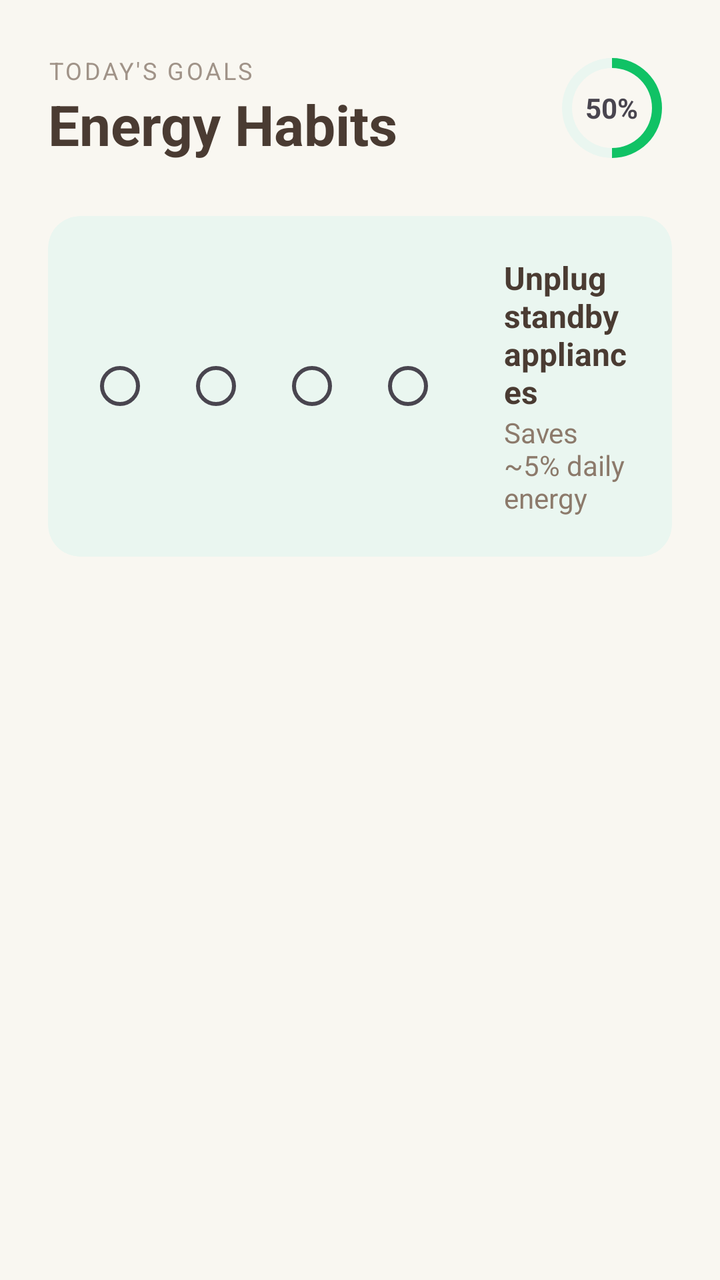
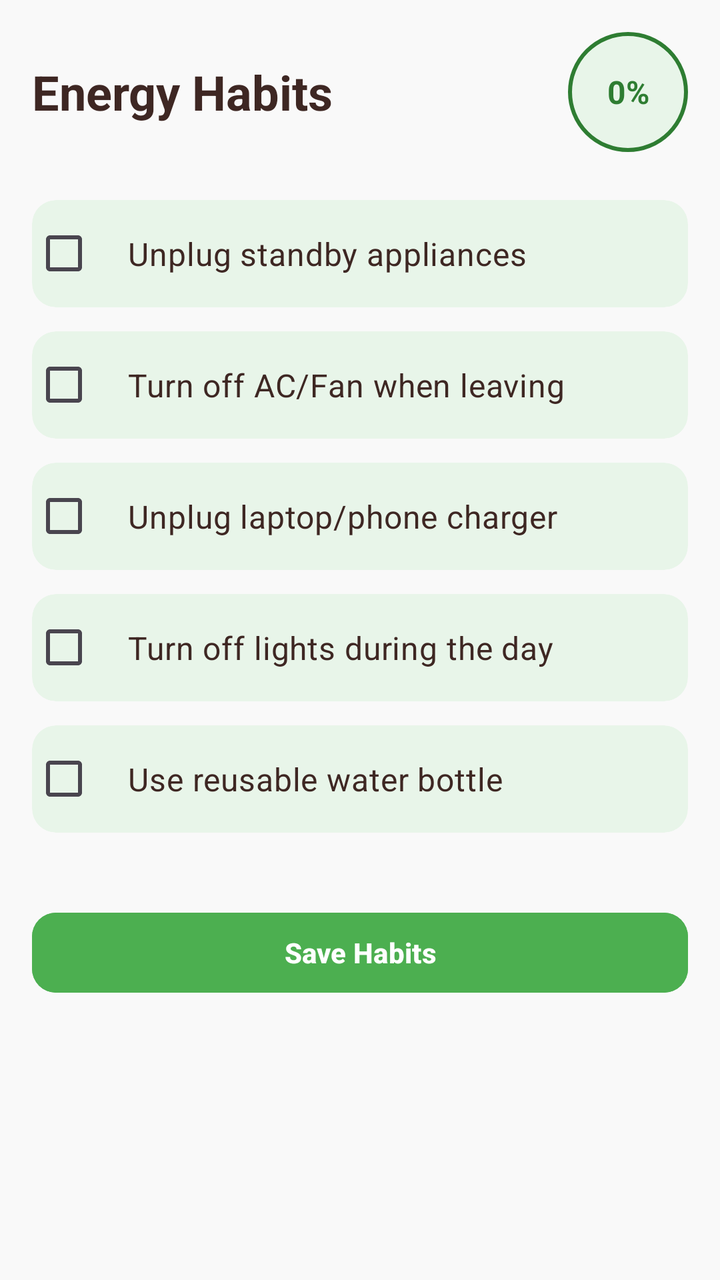

Screens rendered from an Android XML layout before and after an edit, with the pre-edit source and the edit as a unified diff.
<!-- AndroidManifest.xml: application theme Theme.GreenEarth -->
<!-- res/layout/fragment_energy.xml -->
<?xml version="1.0" encoding="utf-8"?>
<LinearLayout xmlns:android="http://schemas.android.com/apk/res/android"
    xmlns:app="http://schemas.android.com/apk/res-auto"
    android:layout_width="match_parent"
    android:layout_height="match_parent"
    android:orientation="vertical"
    android:background="#F9F7F1"
    android:padding="24dp">

    <RelativeLayout
        android:layout_width="match_parent"
        android:layout_height="wrap_content"
        android:layout_marginBottom="24dp">

        <LinearLayout
            android:layout_width="wrap_content"
            android:layout_height="wrap_content"
            android:orientation="vertical"
            android:layout_centerVertical="true">
            <TextView android:layout_width="wrap_content" android:layout_height="wrap_content" android:text="TODAY'S GOALS" android:textSize="12sp" android:textColor="#A09388" android:letterSpacing="0.1"/>
            <TextView android:layout_width="wrap_content" android:layout_height="wrap_content" android:text="Energy Habits" android:textSize="28sp" android:textStyle="bold" android:textColor="#4A3B32"/>
        </LinearLayout>

        <FrameLayout
            android:layout_width="60dp"
            android:layout_height="60dp"
            android:layout_alignParentEnd="true"
            android:layout_centerVertical="true">
            <ProgressBar
                android:id="@+id/progressBarEnergy"
                android:layout_width="match_parent"
                android:layout_height="match_parent"
                android:indeterminate="false"
                android:progressDrawable="@drawable/circular_progress"
                android:progress="50"
                style="?android:attr/progressBarStyleHorizontal"/>
            <TextView
                android:id="@+id/textProgressPercent"
                android:layout_width="wrap_content"
                android:layout_height="wrap_content"
                android:text="50%"
                android:textSize="14sp"
                android:textStyle="bold"
                android:layout_gravity="center"/>
        </FrameLayout>
    </RelativeLayout>

    <androidx.cardview.widget.CardView
        android:id="@+id/cardHabit1"
        android:layout_width="match_parent"
        android:layout_height="wrap_content"
        android:layout_marginBottom="16dp"
        app:cardCornerRadius="16dp"
        app:cardBackgroundColor="#EAF6F0"
        app:cardElevation="0dp">
        <LinearLayout android:layout_width="match_parent" android:layout_height="wrap_content" android:orientation="horizontal" android:padding="20dp" android:gravity="center_vertical">
            <RadioButton android:layout_width="wrap_content" android:layout_height="wrap_content" android:buttonTint="#B4A99F" android:id="@+id/radioHabit1"/>
            <RadioButton android:layout_width="wrap_content" android:layout_height="wrap_content" android:buttonTint="#B4A99F" android:id="@+id/radioHabit2"/>
            <RadioButton android:layout_width="wrap_content" android:layout_height="wrap_content" android:buttonTint="#B4A99F" android:id="@+id/radioHabit3"/>
            <RadioButton android:layout_width="wrap_content" android:layout_height="wrap_content" android:buttonTint="#B4A99F" android:id="@+id/radioHabit4"/>
            <LinearLayout android:layout_width="match_parent" android:layout_height="wrap_content" android:orientation="vertical" android:layout_marginStart="16dp">
                <TextView android:layout_width="wrap_content" android:layout_height="wrap_content" android:text="Unplug standby appliances" android:textColor="#4A3B32" android:textStyle="bold" android:textSize="16sp"/>
                <TextView android:layout_width="wrap_content" android:layout_height="wrap_content" android:text="Saves ~5% daily energy" android:textColor="#8C7A6B" android:textSize="14sp"/>
            </LinearLayout>
        </LinearLayout>
    </androidx.cardview.widget.CardView>

</LinearLayout>
<!-- resources referenced by this layout -->
<resources>
  <!-- drawable circular_progress (drawable) -->
  <?xml version="1.0" encoding="utf-8"?>
  <layer-list xmlns:android="http://schemas.android.com/apk/res/android">
      <item android:id="@android:id/background">
          <shape
              android:innerRadiusRatio="3"
              android:shape="ring"
              android:thicknessRatio="12"
              android:useLevel="false">
              <solid android:color="#EAF6F0" />
          </shape>
      </item>
  
      <item android:id="@android:id/progress">
          <rotate
              android:fromDegrees="270"
              android:toDegrees="270">
              <shape
                  android:innerRadiusRatio="3"
                  android:shape="ring"
                  android:thicknessRatio="12"
                  android:useLevel="true">
                  <solid android:color="#10C265" />
              </shape>
          </rotate>
      </item>
  </layer-list>
  <style name="Theme.GreenEarth" parent="Base.Theme.GreenEarth" />
  <style name="Base.Theme.GreenEarth" parent="Theme.Material3.DayNight.NoActionBar">
          
          
      </style>
</resources>

<!-- the commit's change to res/layout/fragment_energy.xml (unified diff, before → after) -->
@@ -4,65 +4,130 @@
     android:layout_width="match_parent"
     android:layout_height="match_parent"
     android:orientation="vertical"
-    android:background="#F9F7F1"
-    android:padding="24dp">
+    android:background="#F9F9F9"
+    android:padding="16dp">
 
     <RelativeLayout
         android:layout_width="match_parent"
         android:layout_height="wrap_content"
         android:layout_marginBottom="24dp">
 
-        <LinearLayout
+        <TextView
             android:layout_width="wrap_content"
             android:layout_height="wrap_content"
-            android:orientation="vertical"
-            android:layout_centerVertical="true">
-            <TextView android:layout_width="wrap_content" android:layout_height="wrap_content" android:text="TODAY'S GOALS" android:textSize="12sp" android:textColor="#A09388" android:letterSpacing="0.1"/>
-            <TextView android:layout_width="wrap_content" android:layout_height="wrap_content" android:text="Energy Habits" android:textSize="28sp" android:textStyle="bold" android:textColor="#4A3B32"/>
-        </LinearLayout>
+            android:text="Energy Habits"
+            android:textSize="24sp"
+            android:textStyle="bold"
+            android:textColor="#3E2723"
+            android:layout_centerVertical="true"/>
 
-        <FrameLayout
+        <TextView
+            android:id="@+id/txtProgressPercentage"
             android:layout_width="60dp"
             android:layout_height="60dp"
-            android:layout_alignParentEnd="true"
-            android:layout_centerVertical="true">
-            <ProgressBar
-                android:id="@+id/progressBarEnergy"
-                android:layout_width="match_parent"
-                android:layout_height="match_parent"
-                android:indeterminate="false"
-                android:progressDrawable="@drawable/circular_progress"
-                android:progress="50"
-                style="?android:attr/progressBarStyleHorizontal"/>
-            <TextView
-                android:id="@+id/textProgressPercent"
-                android:layout_width="wrap_content"
-                android:layout_height="wrap_content"
-                android:text="50%"
-                android:textSize="14sp"
-                android:textStyle="bold"
-                android:layout_gravity="center"/>
-        </FrameLayout>
+            android:text="0%"
+            android:textSize="16sp"
+            android:textStyle="bold"
+            android:textColor="#2E7D32"
+            android:background="@drawable/circle_background"
+            android:gravity="center"
+            android:layout_alignParentEnd="true"/>
     </RelativeLayout>
 
     <androidx.cardview.widget.CardView
-        android:id="@+id/cardHabit1"
         android:layout_width="match_parent"
         android:layout_height="wrap_content"
-        android:layout_marginBottom="16dp"
-        app:cardCornerRadius="16dp"
-        app:cardBackgroundColor="#EAF6F0"
-        app:cardElevation="0dp">
-        <LinearLayout android:layout_width="match_parent" android:layout_height="wrap_content" android:orientation="horizontal" android:padding="20dp" android:gravity="center_vertical">
-            <RadioButton android:layout_width="wrap_content" android:layout_height="wrap_content" android:buttonTint="#B4A99F" android:id="@+id/radioHabit1"/>
-            <RadioButton android:layout_width="wrap_content" android:layout_height="wrap_content" android:buttonTint="#B4A99F" android:id="@+id/radioHabit2"/>
-            <RadioButton android:layout_width="wrap_content" android:layout_height="wrap_content" android:buttonTint="#B4A99F" android:id="@+id/radioHabit3"/>
-            <RadioButton android:layout_width="wrap_content" android:layout_height="wrap_content" android:buttonTint="#B4A99F" android:id="@+id/radioHabit4"/>
-            <LinearLayout android:layout_width="match_parent" android:layout_height="wrap_content" android:orientation="vertical" android:layout_marginStart="16dp">
-                <TextView android:layout_width="wrap_content" android:layout_height="wrap_content" android:text="Unplug standby appliances" android:textColor="#4A3B32" android:textStyle="bold" android:textSize="16sp"/>
-                <TextView android:layout_width="wrap_content" android:layout_height="wrap_content" android:text="Saves ~5% daily energy" android:textColor="#8C7A6B" android:textSize="14sp"/>
-            </LinearLayout>
-        </LinearLayout>
+        android:layout_marginBottom="12dp"
+        app:cardCornerRadius="12dp"
+        app:cardElevation="0dp"
+        app:cardBackgroundColor="#E8F5E9">
+        <CheckBox
+            android:id="@+id/cbHabit1"
+            android:layout_width="match_parent"
+            android:layout_height="wrap_content"
+            android:text="Unplug standby appliances"
+            android:padding="16dp"
+            android:textSize="16sp"
+            android:textColor="#3E2723"/>
     </androidx.cardview.widget.CardView>
 
+    <androidx.cardview.widget.CardView
+        android:layout_width="match_parent"
+        android:layout_height="wrap_content"
+        android:layout_marginBottom="12dp"
+        app:cardCornerRadius="12dp"
+        app:cardElevation="0dp"
+        app:cardBackgroundColor="#E8F5E9">
+        <CheckBox
+            android:id="@+id/cbHabit2"
+            android:layout_width="match_parent"
+            android:layout_height="wrap_content"
+            android:text="Turn off AC/Fan when leaving"
+            android:padding="16dp"
+            android:textSize="16sp"
+            android:textColor="#3E2723"/>
+    </androidx.cardview.widget.CardView>
+
+    <androidx.cardview.widget.CardView
+        android:layout_width="match_parent"
+        android:layout_height="wrap_content"
+        android:layout_marginBottom="12dp"
+        app:cardCornerRadius="12dp"
+        app:cardElevation="0dp"
+        app:cardBackgroundColor="#E8F5E9">
+        <CheckBox
+            android:id="@+id/cbHabit3"
+            android:layout_width="match_parent"
+            android:layout_height="wrap_content"
+            android:text="Unplug laptop/phone charger"
+            android:padding="16dp"
+            android:textSize="16sp"
+            android:textColor="#3E2723"/>
+    </androidx.cardview.widget.CardView>
+
+    <androidx.cardview.widget.CardView
+        android:layout_width="match_parent"
+        android:layout_height="wrap_content"
+        android:layout_marginBottom="12dp"
+        app:cardCornerRadius="12dp"
+        app:cardElevation="0dp"
+        app:cardBackgroundColor="#E8F5E9">
+        <CheckBox
+            android:id="@+id/cbHabit4"
+            android:layout_width="match_parent"
+            android:layout_height="wrap_content"
+            android:text="Turn off lights during the day"
+            android:padding="16dp"
+            android:textSize="16sp"
+            android:textColor="#3E2723"/>
+    </androidx.cardview.widget.CardView>
+
+    <androidx.cardview.widget.CardView
+        android:layout_width="match_parent"
+        android:layout_height="wrap_content"
+        android:layout_marginBottom="12dp"
+        app:cardCornerRadius="12dp"
+        app:cardElevation="0dp"
+        app:cardBackgroundColor="#E8F5E9">
+        <CheckBox
+            android:id="@+id/cbHabit5"
+            android:layout_width="match_parent"
+            android:layout_height="wrap_content"
+            android:text="Use reusable water bottle"
+            android:padding="16dp"
+            android:textSize="16sp"
+            android:textColor="#3E2723"/>
+    </androidx.cardview.widget.CardView>
+
+    <Button
+        android:id="@+id/btnSaveEnergy"
+        android:layout_width="match_parent"
+        android:layout_height="wrap_content"
+        android:layout_marginTop="24dp"
+        android:backgroundTint="#4CAF50"
+        android:text="Save Habits"
+        android:textColor="#FFFFFF"
+        android:textStyle="bold"
+        app:cornerRadius="12dp"/>
+
 </LinearLayout>
<!-- resource entries referenced after the edit -->
@@ -1,32 +1,17 @@
 <!-- resources referenced by this layout -->
 <resources>
-  <!-- drawable circular_progress (drawable) -->
+  <!-- drawable circle_background (drawable) -->
   <?xml version="1.0" encoding="utf-8"?>
-  <layer-list xmlns:android="http://schemas.android.com/apk/res/android">
-      <item android:id="@android:id/background">
-          <shape
-              android:innerRadiusRatio="3"
-              android:shape="ring"
-              android:thicknessRatio="12"
-              android:useLevel="false">
-              <solid android:color="#EAF6F0" />
-          </shape>
-      </item>
+  <shape xmlns:android="http://schemas.android.com/apk/res/android"
+      android:shape="oval">
   
-      <item android:id="@android:id/progress">
-          <rotate
-              android:fromDegrees="270"
-              android:toDegrees="270">
-              <shape
-                  android:innerRadiusRatio="3"
-                  android:shape="ring"
-                  android:thicknessRatio="12"
-                  android:useLevel="true">
-                  <solid android:color="#10C265" />
-              </shape>
-          </rotate>
-      </item>
-  </layer-list>
+      <solid android:color="#E8F5E9" />
+  
+      <stroke
+          android:width="2dp"
+          android:color="#2E7D32" />
+  
+  </shape>
   <style name="Theme.GreenEarth" parent="Base.Theme.GreenEarth" />
   <style name="Base.Theme.GreenEarth" parent="Theme.Material3.DayNight.NoActionBar">
           
